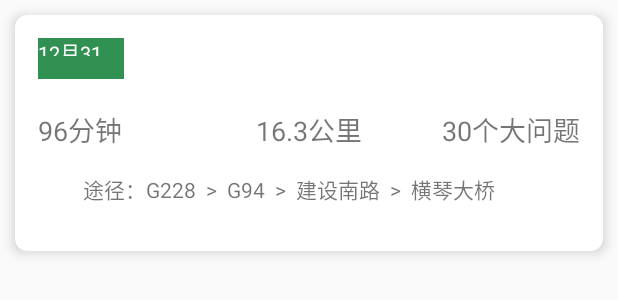
After one commit to OptimistQAQ/Road, an Android app: the layout item_mine_record_item.xml on its own in the app's theme, with its tools: preview values and no code run, on a phone screen of 412 x 824 dp. The commit adds this screen. Shown: the top 300 px of the screen. Run offline under Robolectric (Android 15) with nearby library versions, the phone set to English and light mode, and no system bars.

Commit message:
:memo: mine界面

```diff
--- a/app/build.gradle
+++ b/app/build.gradle
@@ -32,6 +32,9 @@ dependencies {
     implementation 'com.zhy:autolayout:1.4.5'
 
     implementation 'com.chen.wakehao.library:bottom-navigation-bar:1.0.0'
-
+    implementation 'de.hdodenhof:circleimageview:3.0.1'
     implementation 'com.android.support:support-v4:28.0.0'
+    implementation 'me.drakeet.multitype:multitype:3.4.4'
+    implementation 'com.android.support:recyclerview-v7:28.0.0'
+    implementation 'com.android.support:cardview-v7:28.0.0'
 }
--- /dev/null
+++ b/app/src/main/java/com/example/a65667/road/Item/MineTopItem.java
@@ -0,0 +1,4 @@
+package com.example.a65667.road.Item;
+
+public class MineTopItem {
+}
--- /dev/null
+++ b/app/src/main/res/layout/item_mine_record_item.xml
@@ -0,0 +1,87 @@
+<?xml version="1.0" encoding="utf-8"?>
+<android.support.v7.widget.CardView
+    xmlns:android="http://schemas.android.com/apk/res/android"
+    xmlns:app="http://schemas.android.com/apk/res-auto"
+    android:layout_width="match_parent"
+    android:layout_height="wrap_content"
+    android:layout_margin="10dp"
+    app:cardBackgroundColor="#ffffff"
+    app:cardCornerRadius="8dp"
+    app:cardElevation="5dp">
+
+    <RelativeLayout
+        android:layout_margin="15dp"
+        android:layout_width="wrap_content"
+        android:layout_height="wrap_content">
+
+        <RelativeLayout
+            android:id="@+id/re_1"
+            android:layout_width="match_parent"
+            android:layout_height="wrap_content"
+            android:background="@null">
+
+            <ImageView
+                android:layout_width="57dp"
+                android:layout_height="27dp"
+                android:src="#309153"/>
+
+            <TextView
+                android:layout_width="50dp"
+                android:layout_height="12dp"
+                android:text="12月31日"
+                android:textColor="#ffffffff"
+                android:textSize="13sp"
+                />
+
+        </RelativeLayout>
+
+        <RelativeLayout
+            android:id="@+id/re_7"
+            android:layout_marginTop="20dp"
+            android:layout_width="match_parent"
+            android:layout_height="wrap_content"
+            android:layout_below="@id/re_1">
+
+            <TextView
+                android:id="@+id/tv_last_time"
+                android:layout_width="wrap_content"
+                android:layout_height="wrap_content"
+                android:text="96分钟"
+                android:textSize="18sp" />
+
+            <TextView
+                android:id="@+id/tv_hole_count"
+                android:layout_width="wrap_content"
+                android:layout_height="wrap_content"
+                android:layout_centerHorizontal="true"
+                android:text="16.3公里"
+                android:textSize="18sp" />
+
+            <TextView
+                android:id="@+id/tv_crack_count"
+                android:layout_width="wrap_content"
+                android:layout_height="wrap_content"
+                android:layout_alignParentEnd="true"
+                android:text="30个大问题"
+                android:textSize="18sp" />
+
+        </RelativeLayout>
+
+        <RelativeLayout
+            android:layout_width="match_parent"
+            android:layout_height="wrap_content"
+            android:layout_below="@id/re_7">
+
+            <TextView
+                android:layout_marginTop="15dp"
+                android:layout_marginStart="30dp"
+                android:layout_marginBottom="15dp"
+                android:layout_width="match_parent"
+                android:layout_height="wrap_content"
+                android:text="途径：G228  >  G94  >  建设南路  >  横琴大桥"/>
+
+        </RelativeLayout>
+
+    </RelativeLayout>
+
+</android.support.v7.widget.CardView>
--- a/app/src/main/res/values/colors.xml
+++ b/app/src/main/res/values/colors.xml
@@ -6,4 +6,5 @@
 
     <color name="white">#ffffff</color>
     <color name="green">#5ea116</color>
+    <color name="text_dark">#262929</color>
 </resources>
```
Also changed, not shown: app/src/main/java/com/example/a65667/road/Item/MineRecordItem.java (added, +49 -0 lines), app/src/main/java/com/example/a65667/road/activity/Main2Activity.java (+37 -0 lines), app/src/main/java/com/example/a65667/road/binder/MineRecordItemViewBinder.java (added, +48 -0 lines), app/src/main/java/com/example/a65667/road/binder/MineTopItemViewBinder.java (added, +35 -0 lines), app/src/main/java/com/example/a65667/road/fragment/MineFragment.java (+92 -1 lines), app/src/main/res/layout/item_mine_top_item.xml (added, +185 -0 lines), app/src/main/res/layout/mine_fragment.xml (+11 -2 lines), app/src/main/res/drawable/ic_id.png (added), app/src/main/res/drawable/ic_level_mine.png (added), app/src/main/res/drawable/ic_seim_circle.png (added), app/src/main/res/drawable/ic_touxiang.png (added), 3 other files.
